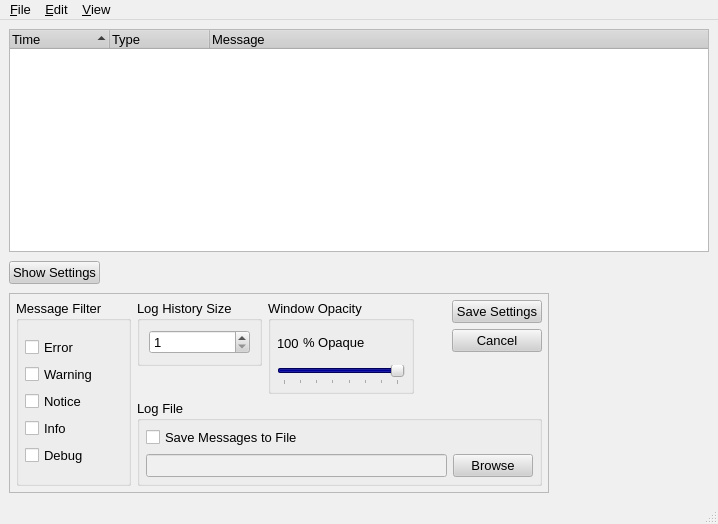
The window that src/gui/log/messagelog.ui (a-ilin/vidalia) describes before a commit, drawn with Qt 5.
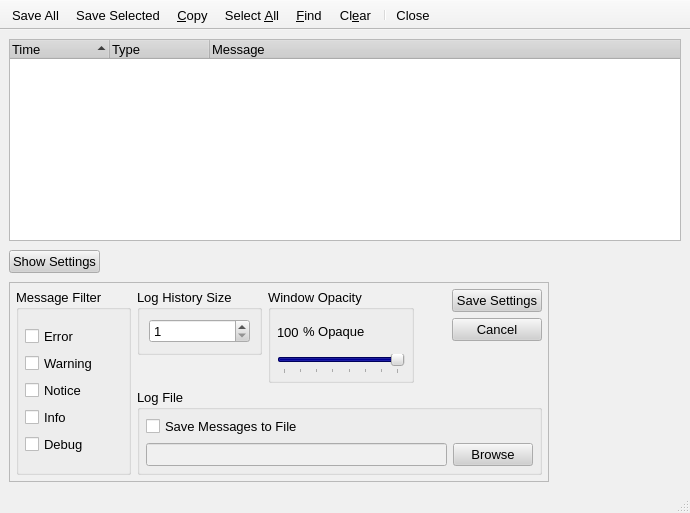
The same window after the commit. Icons and pictures are not drawn.

Commit message:
Help dialog got a hidden search bar. Message log ditched the menubar in favor of a toolbar. Massive amounts of iconification. Hopefully everything looks ok on Mac.
svn:r434

What changed in the file:
```diff
--- a/src/gui/log/messagelog.ui
+++ b/src/gui/log/messagelog.ui
@@ -8,8 +8,8 @@
    <rect>
     <x>0</x>
     <y>0</y>
-    <width>718</width>
-    <height>524</height>
+    <width>690</width>
+    <height>513</height>
    </rect>
   </property>
   <property name="palette" >
@@ -852,60 +852,41 @@
     </item>
    </layout>
   </widget>
-  <widget class="QMenuBar" name="menubar" >
-   <property name="geometry" >
-    <rect>
-     <x>0</x>
-     <y>0</y>
-     <width>718</width>
-     <height>19</height>
-    </rect>
-   </property>
-   <widget class="QMenu" name="menu_File" >
-    <property name="title" >
-     <string>&amp;File</string>
-    </property>
-    <addaction name="actionSave_All" />
-    <addaction name="actionSave_Selected" />
-    <addaction name="separator" />
-    <addaction name="actionClose" />
-   </widget>
-   <widget class="QMenu" name="menu_Settings" >
-    <property name="title" >
-     <string>&amp;Settings</string>
-    </property>
-    <addaction name="actionMessage_Filters" />
-    <addaction name="actionHistory_Size" />
-   </widget>
-   <widget class="QMenu" name="menu_View" >
-    <property name="title" >
-     <string>&amp;View</string>
-    </property>
-    <addaction name="actionClear" />
-   </widget>
-   <widget class="QMenu" name="menu_Edit" >
-    <property name="title" >
-     <string>&amp;Edit</string>
-    </property>
-    <addaction name="actionCopy" />
-    <addaction name="actionSelect_All" />
-    <addaction name="separator" />
-    <addaction name="actionFind" />
-   </widget>
-   <addaction name="menu_File" />
-   <addaction name="menu_Edit" />
-   <addaction name="menu_View" />
-  </widget>
   <widget class="QStatusBar" name="statusbar" >
    <property name="geometry" >
     <rect>
      <x>0</x>
-     <y>502</y>
-     <width>718</width>
+     <y>491</y>
+     <width>690</width>
      <height>22</height>
     </rect>
    </property>
   </widget>
+  <widget class="QToolBar" name="toolBar" >
+   <property name="contextMenuPolicy" >
+    <enum>Qt::NoContextMenu</enum>
+   </property>
+   <property name="movable" >
+    <bool>false</bool>
+   </property>
+   <property name="orientation" >
+    <enum>Qt::Horizontal</enum>
+   </property>
+   <property name="toolButtonStyle" >
+    <enum>Qt::ToolButtonTextUnderIcon</enum>
+   </property>
+   <attribute name="toolBarArea" >
+    <number>4</number>
+   </attribute>
+   <addaction name="actionSave_All" />
+   <addaction name="actionSave_Selected" />
+   <addaction name="actionCopy" />
+   <addaction name="actionSelect_All" />
+   <addaction name="actionFind" />
+   <addaction name="actionClear" />
+   <addaction name="separator" />
+   <addaction name="actionClose" />
+  </widget>
   <action name="actionMessage_Filters" >
    <property name="text" >
     <string>Message Filters...</string>
@@ -949,7 +930,10 @@
   </action>
   <action name="actionClear" >
    <property name="text" >
-    <string>Clear History</string>
+    <string>Cl&amp;ear</string>
+   </property>
+   <property name="iconText" >
+    <string>Cl&amp;ear</string>
    </property>
    <property name="statusTip" >
     <string>Clear all messages from the Message Log</string>
@@ -971,6 +955,12 @@
   </action>
   <action name="actionCopy" >
    <property name="text" >
+    <string>&amp;Copy</string>
+   </property>
+   <property name="iconText" >
+    <string>&amp;Copy</string>
+   </property>
+   <property name="toolTip" >
     <string>Copy</string>
    </property>
    <property name="statusTip" >
@@ -993,7 +983,10 @@
   </action>
   <action name="actionSelect_All" >
    <property name="text" >
-    <string>Select All</string>
+    <string>Select &amp;All</string>
+   </property>
+   <property name="iconText" >
+    <string>Select &amp;All</string>
    </property>
    <property name="statusTip" >
     <string>Select all messages</string>
@@ -1075,7 +1068,10 @@
   </action>
   <action name="actionFind" >
    <property name="text" >
-    <string>Find</string>
+    <string>&amp;Find</string>
+   </property>
+   <property name="iconText" >
+    <string>&amp;Find</string>
    </property>
    <property name="statusTip" >
     <string>Find all messages containing the search text</string>
```
Left out of the diff: 33 changed lines with no effect on the pictures. The commit also changes 25 other files.
